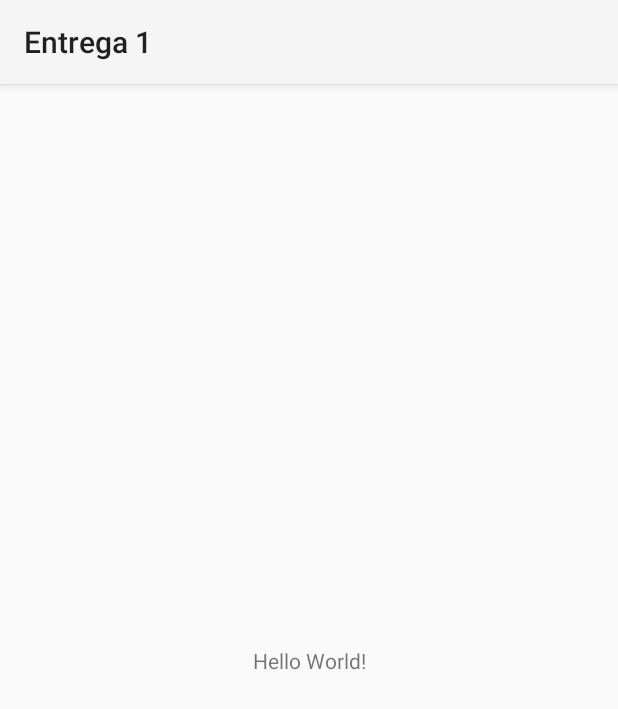
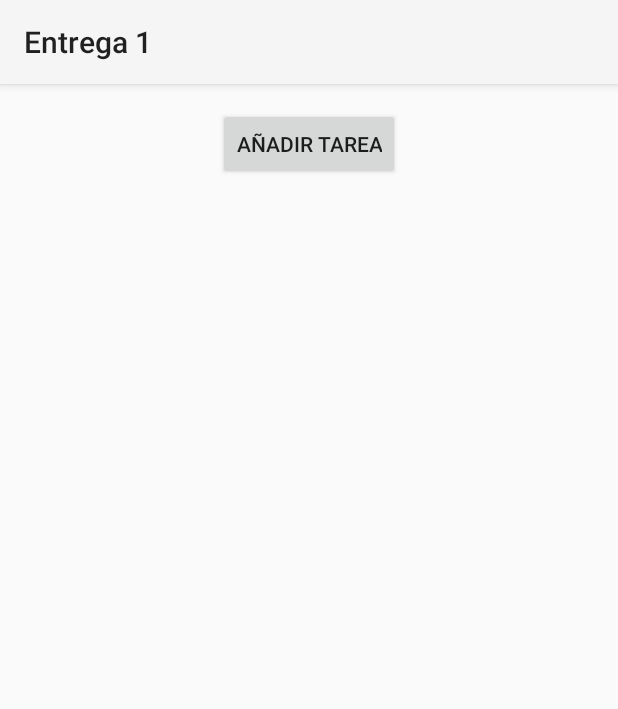
Before and after one commit to robledo21/Entrega1DAS, an Android app: the screen it shows after launch (MainActivity), on a phone screen of 412 x 824 dp. Shown: the top 709 px of the screen. Run offline under Robolectric (Android 15) with nearby library versions, the phone set to English and light mode, and no system bars.

Commit message:
ListView inicial

```diff
--- a/app/src/main/java/com/example/entrega1/MainActivity.java
+++ b/app/src/main/java/com/example/entrega1/MainActivity.java
@@ -2,14 +2,77 @@ package com.example.entrega1;
 
 import androidx.appcompat.app.AppCompatActivity;
 
+import android.app.AlertDialog;
+import android.content.DialogInterface;
 import android.os.Bundle;
+import android.view.LayoutInflater;
+import android.view.View;
+import android.widget.ArrayAdapter;
+import android.widget.Button;
+import android.widget.EditText;
+import android.widget.ListView;
+
+import java.util.ArrayList;
 
 public class MainActivity extends AppCompatActivity {
 
+    private ArrayList<String> tareas;
+    private ArrayAdapter<String> adapter;
+
     @Override
     protected void onCreate(Bundle savedInstanceState) {
+        super.onCreate(savedInstanceState);
+        setContentView(R.layout.activity_main);
+
+        tareas = new ArrayList<>();
+        adapter = new ArrayAdapter<>(this, android.R.layout.simple_list_item_1, tareas);
+
+        ListView listView = findViewById(R.id.tareasListView);
+        listView.setAdapter(adapter);
+
+        Button botonAnadirTarea = findViewById(R.id.botonAnadirTarea);
+        botonAnadirTarea.setOnClickListener(new View.OnClickListener() {
+            @Override
+            public void onClick(View view) {
+                mostrarDialogo();
+            }
+        });
 
 
-        setContentView(R.layout.activity_main);
+
+    }
+
+
+    private void mostrarDialogo() {
+        LayoutInflater inflater = getLayoutInflater();
+        View dialogView = inflater.inflate(R.layout.anadir_tarea_dialogo, null);
+
+        AlertDialog.Builder builder = new AlertDialog.Builder(this);
+        builder.setView(dialogView)
+                .setTitle("Añadir Tarea")
+                .setPositiveButton("Aceptar", new DialogInterface.OnClickListener() {
+                    @Override
+                    public void onClick(DialogInterface dialogInterface, int i) {
+                        EditText editTextTarea = dialogView.findViewById(R.id.editTextTarea);
+                        String nuevaTarea = editTextTarea.getText().toString();
+                        if (!nuevaTarea.isEmpty()) {
+                            añadirTarea(nuevaTarea);
+                        }
+                    }
+                })
+                .setNegativeButton("Cancelar", new DialogInterface.OnClickListener() {
+                    @Override
+                    public void onClick(DialogInterface dialogInterface, int i) {
+                        // Cancelar
+                    }
+                });
+
+        AlertDialog dialog = builder.create();
+        dialog.show();
+    }
+
+    private void añadirTarea(String nuevaTarea) {
+        tareas.add(nuevaTarea);
+        adapter.notifyDataSetChanged();
     }
 }
--- a/app/src/main/res/layout/activity_main.xml
+++ b/app/src/main/res/layout/activity_main.xml
@@ -1,18 +1,23 @@
 <?xml version="1.0" encoding="utf-8"?>
-<androidx.constraintlayout.widget.ConstraintLayout xmlns:android="http://schemas.android.com/apk/res/android"
-    xmlns:app="http://schemas.android.com/apk/res-auto"
+<RelativeLayout xmlns:android="http://schemas.android.com/apk/res/android"
     xmlns:tools="http://schemas.android.com/tools"
     android:layout_width="match_parent"
     android:layout_height="match_parent"
     tools:context=".MainActivity">
 
-    <TextView
+    <Button
+        android:id="@+id/botonAnadirTarea"
         android:layout_width="wrap_content"
         android:layout_height="wrap_content"
-        android:text="Hello World!"
-        app:layout_constraintBottom_toBottomOf="parent"
-        app:layout_constraintEnd_toEndOf="parent"
-        app:layout_constraintStart_toStartOf="parent"
-        app:layout_constraintTop_toTopOf="parent" />
+        android:layout_centerHorizontal="true"
+        android:layout_marginTop="16dp"
+        android:text="Añadir tarea" />
 
-</androidx.constraintlayout.widget.ConstraintLayout>
+    <ListView
+        android:id="@+id/tareasListView"
+        android:layout_width="match_parent"
+        android:layout_height="match_parent"
+        android:layout_below="@id/botonAnadirTarea"
+        android:layout_marginTop="16dp" />
+
+</RelativeLayout>
```
Also changed, not shown: app/src/main/res/layout/anadir_tarea_dialogo.xml (added, +14 -0 lines).
